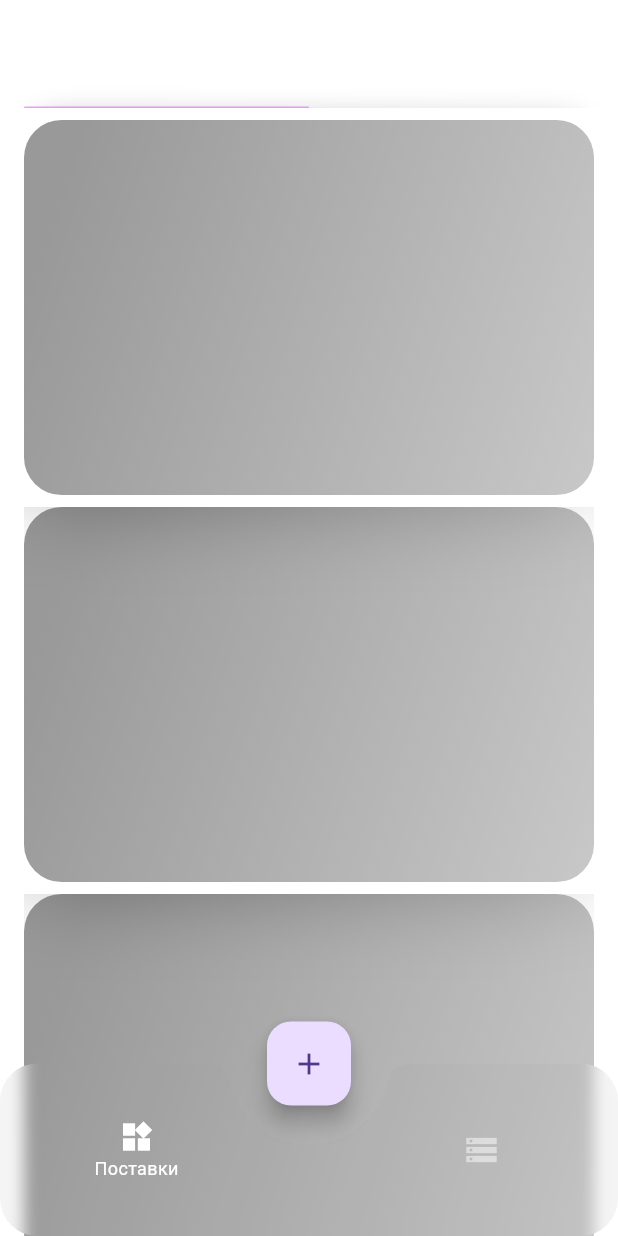
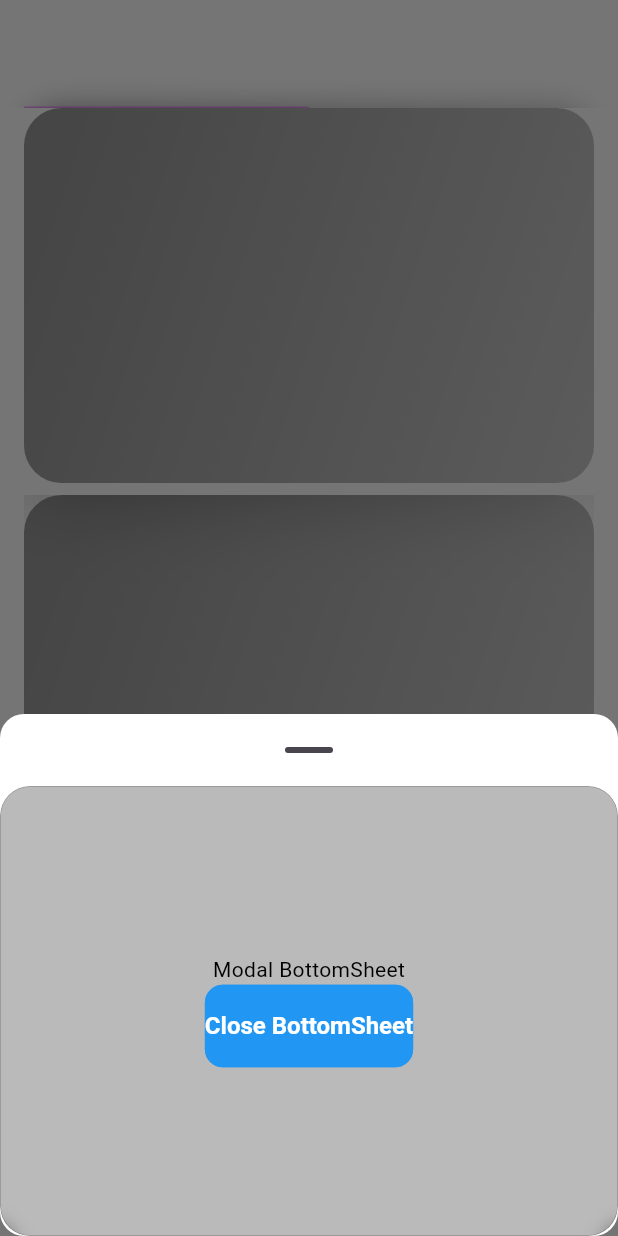
Before and after one commit to songhee24/wb_supplieses, a Flutter app: the screen it shows after launch, after a tap on the "add" icon, on a phone screen of 412 x 824 dp. Run offline on Flutter 3.47's test engine with Material 3 defaults, Android fonts, the phone set to English and light mode, and no system bars; our stand-ins replace bloc, cloud_firestore, equatable, firebase_core, flutter_bloc, go_router; accounts and stored records are empty; Roboto replaces fonts that are missing (Poppins).

Commit message:
providing different shells by selected tab

```diff
--- a/lib/app/layout/layout_scaffold.dart
+++ b/lib/app/layout/layout_scaffold.dart
@@ -1,8 +1,11 @@
 import 'dart:ui';
 
 import 'package:flutter/material.dart';
+import 'package:flutter_bloc/flutter_bloc.dart';
 import 'package:go_router/go_router.dart';
 import 'package:wb_supplieses/app/router/bottom_destination.dart';
+import 'package:wb_supplieses/features/supplieses/bloc/supplies_tab_index_cubit.dart';
+import 'package:wb_supplieses/features/supplieses/widgets/supplies/supplies_form_bottom_sheet.dart';
 
 class LayoutScaffold extends StatelessWidget {
   const LayoutScaffold({required this.navigationShell, super.key});
@@ -21,10 +24,24 @@ class LayoutScaffold extends StatelessWidget {
       extendBody: true,
       backgroundColor: Colors.transparent,
       // Add FloatingActionButton
-      floatingActionButton: navigationShell.currentIndex == 0 ? FloatingActionButton(
-        onPressed: () {},
-        child: const Icon(Icons.add),
-      ) : null,
+      floatingActionButton: navigationShell.currentIndex == 0
+          ? BlocBuilder<SuppliesTabIndexCubit, int>(
+        builder: (context, selectedTabIndex) {
+          return FloatingActionButton(
+            onPressed: () {
+              if (selectedTabIndex == 0) {
+                showModalBottomSheet(context: context, builder: (BuildContext context)  {
+                  return const SuppliesFormBottomSheet();
+                });
+              } else if (selectedTabIndex == 1) {
+                // Action for the second tab
+              }
+            },
+            child: const Icon(Icons.add),
+          );
+        },
+      )
+          : null,
       // Set the FAB location
       floatingActionButtonLocation: FloatingActionButtonLocation.centerDocked,
       body: Container(
--- /dev/null
+++ b/lib/features/supplieses/bloc/supplies_tab_index_cubit.dart
@@ -0,0 +1,7 @@
+import 'package:flutter_bloc/flutter_bloc.dart';
+
+class SuppliesTabIndexCubit extends Cubit<int> {
+  SuppliesTabIndexCubit() : super(0);
+
+  void setTabIndex(int index) => emit(index);
+}
--- a/lib/features/supplieses/view/supplieses_page.dart
+++ b/lib/features/supplieses/view/supplieses_page.dart
@@ -1,4 +1,6 @@
 import 'package:flutter/material.dart';
+import 'package:flutter_bloc/flutter_bloc.dart';
+import 'package:wb_supplieses/features/supplieses/bloc/supplies_tab_index_cubit.dart';
 import 'package:wb_supplieses/features/supplieses/supplieses.dart';
 
 class SuppliesesPage extends StatefulWidget {
@@ -15,8 +17,13 @@ class _SuppliesesPageState extends State<SuppliesesPage>
   @override
   void initState() {
     super.initState();
-    _tabController = TabController(
-        length: 2, vsync: this); // Create a TabController with 2 tabs
+    _tabController = TabController(length: 2, vsync: this);
+
+    _tabController.addListener(() {
+      if (_tabController.indexIsChanging) {
+        context.read<SuppliesTabIndexCubit>().setTabIndex(_tabController.index);
+      }
+    });
   }
 
   @override
@@ -38,23 +45,26 @@ class _SuppliesesPageState extends State<SuppliesesPage>
             padding: const EdgeInsets.only(
                 bottom: kBottomNavigationBarHeight + 130, left: 16, right: 16),
             sliver: SliverList(
-                delegate: SliverChildListDelegate([
+              delegate: SliverChildListDelegate(
+                [
                   AnimatedBuilder(
                     animation: _tabController,
                     builder: (context, child) {
                       return Column(
                         children: [
-                          SizedBox(height: 8),
                           _tabController.index == 0
                               ? _buildSupplyTabContent()
-                              : Center(child: Text('box'),),
+                              : const Center(
+                                  child: Text('box'),
+                                ),
                         ],
                       );
                     },
                   ),
-
-              // SizedBox(height: kBottomNavigationBarHeight + 70),
-            ])),
+                  // SizedBox(height: kBottomNavigationBarHeight + 70),
+                ],
+              ),
+            ),
           )
         ],
       ),
--- /dev/null
+++ b/lib/features/supplieses/widgets/supplies/supplies_form_bottom_sheet.dart
@@ -0,0 +1,41 @@
+import 'dart:ui';
+
+import 'package:flutter/material.dart';
+
+class SuppliesFormBottomSheet extends StatelessWidget {
+  const SuppliesFormBottomSheet({super.key});
+
+  @override
+  Widget build(BuildContext context) {
+    return ClipRRect(
+      borderRadius: const BorderRadius.all(Radius.circular(20)),
+      child: BackdropFilter(
+        filter: ImageFilter.blur(sigmaX: 6, sigmaY: 5),
+        child: Container(
+          decoration: BoxDecoration(
+            color: Colors.grey[600]?.withOpacity(0.5),
+            borderRadius: const BorderRadius.all(Radius.circular(20)),
+            border: Border.all(
+              color: Colors.black26,
+              width: 0.5,
+            ),),
+          height: 300,
+          child: SizedBox(
+            width: double.infinity,
+            child: Column(
+              mainAxisAlignment: MainAxisAlignment.center,
+              mainAxisSize: MainAxisSize.min,
+              children: <Widget>[
+                const Text('Modal BottomSheet'),
+                ElevatedButton(
+                  child: const Text('Close BottomSheet'),
+                  onPressed: () => Navigator.pop(context),
+                ),
+              ],
+            ),
+          ),
+        ),
+      ),
+    );
+  }
+}
--- a/lib/main.dart
+++ b/lib/main.dart
@@ -1,6 +1,7 @@
 import 'package:flutter/material.dart';
 import 'package:flutter_bloc/flutter_bloc.dart';
 import 'package:firebase_core/firebase_core.dart';
+import 'package:wb_supplieses/features/supplieses/bloc/supplies_tab_index_cubit.dart';
 import 'firebase_options.dart';
 
 import 'package:wb_supplieses/app/app.dart';
@@ -13,6 +14,9 @@ Future<void> main() async {
   );
   runApp(MultiBlocProvider(providers: [
     BlocProvider(
+      create: (_) => SuppliesTabIndexCubit(),
+    ),
+    BlocProvider(
       create: (_) => SuppliesBloc(),
     ),
   ], child: const App()));
```
